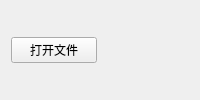
Before: the Qt Designer form src/qt_widget/resources/yuv/yuv_left_widget.ui in xyliuke/Shanks, drawn with Qt 5.
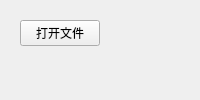
After: the same form once the commit is applied.

Commit message: 设置按钮顶部对齐

```diff
--- a/src/qt_widget/resources/yuv/yuv_left_widget.ui
+++ b/src/qt_widget/resources/yuv/yuv_left_widget.ui
@@ -3,7 +3,8 @@
  <class>yuv_left</class>
  <widget class="QWidget" name="yuv_left">
   <layout class="QVBoxLayout">
-   <item>
+    <item alignment="Qt::AlignTop">
+       <widget class="QWidget">
     <layout class="QHBoxLayout">
      <item>
       <widget class="QPushButton" name="open_file_button">
@@ -23,6 +24,7 @@
       </widget>
      </item>
     </layout>
+        </widget>
    </item>
   </layout>
  </widget>
```
Left out of the diff: 2 changed lines with no effect on the pictures. Lines whose indentation alone changed are shown as unchanged. The commit also changes 1 other file.
